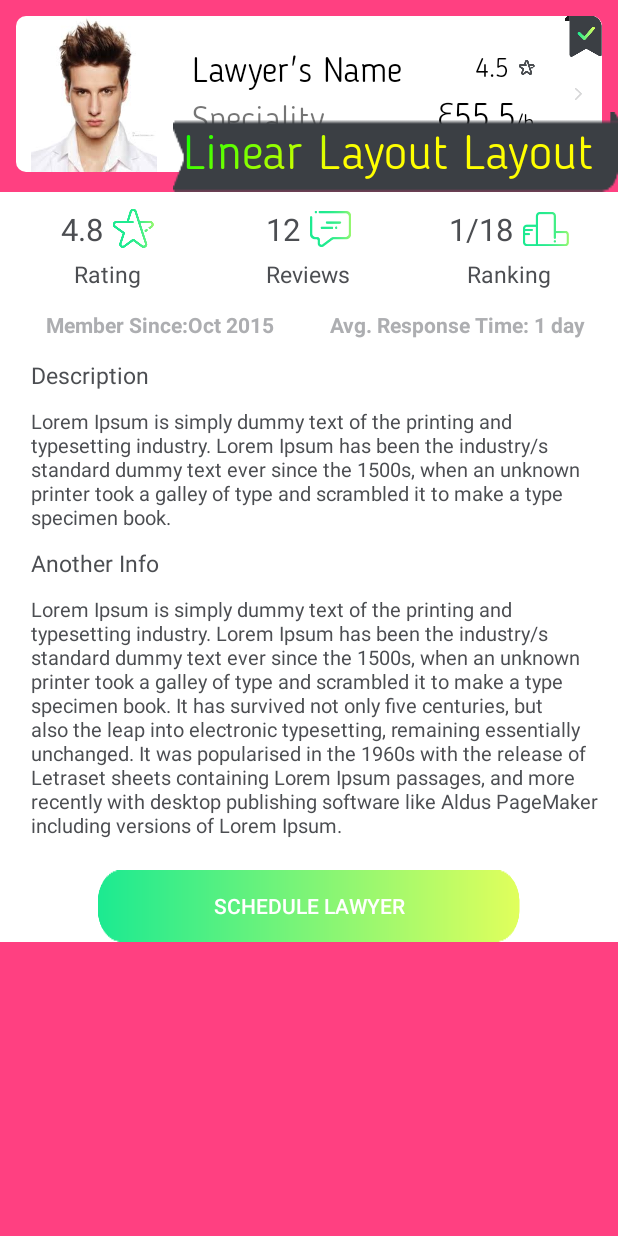
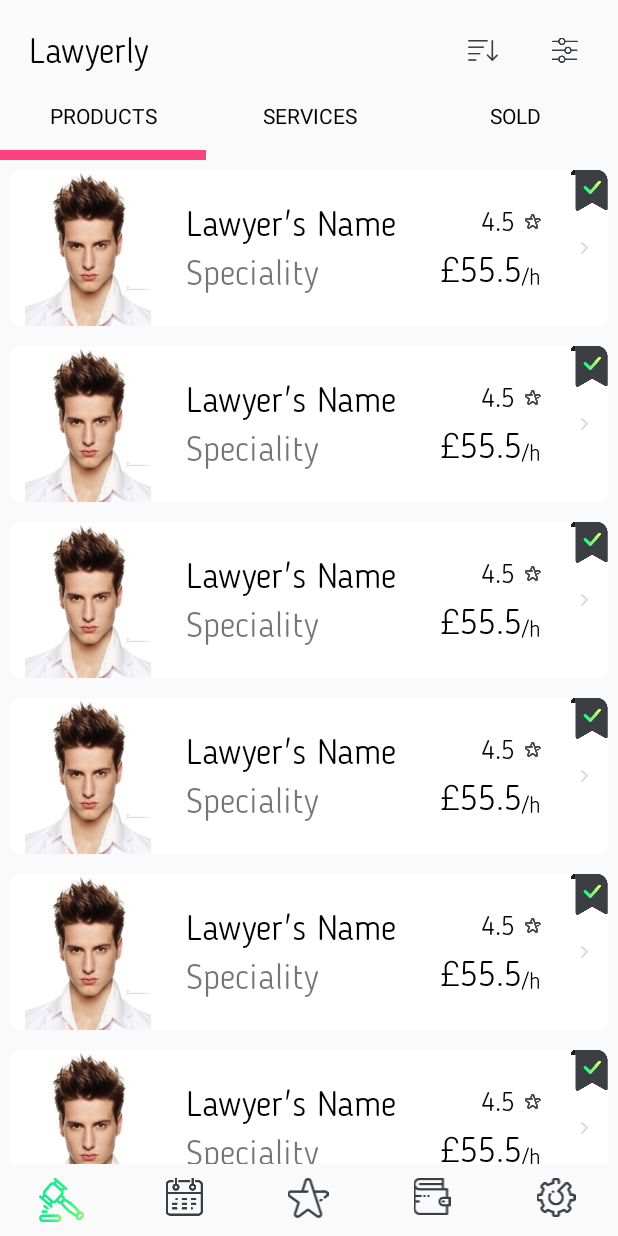
Before and after one commit to ketan7055/test1, an Android app: the screen it shows after launch (DetailsActivity before the commit, MainWithPagerActivity after it), on a phone screen of 412 x 824 dp. Run offline under Robolectric (Android 15) with nearby library versions, the phone set to English and light mode, and no system bars; our stand-ins replace data binding, sdp/ssp sizes.

Commit message:
add pager

```diff
--- a/app/build.gradle
+++ b/app/build.gradle
@@ -24,7 +24,7 @@ android {
 }
 
 dependencies {
-    compile fileTree(dir: 'libs', include: ['*.jar'])
+    compile fileTree(include: ['*.jar'], dir: 'libs')
     androidTestCompile('com.android.support.test.espresso:espresso-core:2.2.2', {
         exclude group: 'com.android.support', module: 'support-annotations'
     })
@@ -33,4 +33,5 @@ dependencies {
     compile 'com.android.support:support-v4:26.0.0-alpha1'
     compile 'com.android.support:recyclerview-v7:26.0.0-alpha1'
     testCompile 'junit:junit:4.12'
+    compile 'com.android.support:design:26.0.0-alpha1'
 }
--- /dev/null
+++ b/app/src/main/java/com/test/activity/MainWithPagerActivity.java
@@ -0,0 +1,97 @@
+package com.test.activity;
+
+import android.content.Context;
+import android.databinding.DataBindingUtil;
+import android.support.design.widget.TabLayout;
+import android.support.v4.view.ViewPager;
+import android.support.v7.app.AppCompatActivity;
+import android.os.Bundle;
+import android.view.LayoutInflater;
+import android.view.View;
+import android.widget.RelativeLayout;
+import android.widget.TextView;
+import com.test.R;
+import com.test.adapter.ViewPagerAdapter;
+import com.test.databinding.ActivityMainWithPagerBinding;
+import com.test.fragment.ItemFragment;
+import com.test.utils.CommonUtils;
+
+public class MainWithPagerActivity extends AppCompatActivity implements View.OnClickListener{
+    private ActivityMainWithPagerBinding binding;
+    private Context mContext = MainWithPagerActivity.this;
+    private ViewPagerAdapter pagerAdapter;
+    private ItemFragment fragment;
+
+    @Override
+    protected void onCreate(Bundle savedInstanceState) {
+        super.onCreate(savedInstanceState);
+        binding = DataBindingUtil.setContentView(this, R.layout.activity_main_with_pager);
+        initViews();
+    }
+
+    private void initViews() {
+        binding.llHeader.ivFilter.setOnClickListener(this);
+        binding.llHeader.ivSortBy.setOnClickListener(this);
+        binding.llBotttom.ivOne.setOnClickListener(this);
+        binding.llBotttom.ivTwo.setOnClickListener(this);
+        binding.llBotttom.ivThird.setOnClickListener(this);
+        binding.llBotttom.ivForth.setOnClickListener(this);
+        binding.llBotttom.ivFifth.setOnClickListener(this);
+        setPagerAdapter();
+        setTabLayoutView();
+    }
+
+    /*METHOD TO SET PAGER ADAPTER*/
+    private void setPagerAdapter() {
+        fragment = new ItemFragment();
+        pagerAdapter = new ViewPagerAdapter(getSupportFragmentManager());
+        pagerAdapter.addFragment(fragment, "PRODUCTS");
+        pagerAdapter.addFragment(new ItemFragment(), "SERVICES");
+        pagerAdapter.addFragment(new ItemFragment(), "SOLD");
+        binding.viewPager.setOffscreenPageLimit(3);
+        binding.viewPager.setAdapter(pagerAdapter);
+        binding.tabLayout.setupWithViewPager(binding.viewPager);
+    }
+    /**
+     * Below method is used to customize the Tab layout view
+     */
+    private void setTabLayoutView() {
+        for (int i = 0; i < binding.tabLayout.getTabCount(); i++) {
+            TabLayout.Tab tab = binding.tabLayout.getTabAt(i);
+            RelativeLayout relativeLayout = (RelativeLayout)
+                    LayoutInflater.from(this).inflate(R.layout.tab_text, binding.tabLayout, false);
+            TextView tabTextView = (TextView) relativeLayout.findViewById(R.id.tab_title);
+            tabTextView.setText(tab.getText());
+            tab.setCustomView(relativeLayout);
+        }
+    }
+
+    @Override
+    public void onClick(View view) {
+        switch (view.getId())
+        {
+            case R.id.ivFilter:
+                CommonUtils.showToastWIP(mContext);
+                break;
+            case R.id.ivSortBy:
+                CommonUtils.showToastWIP(mContext);
+                break;
+
+            case R.id.iv_one:
+                CommonUtils.showToastWIP(mContext);
+                break;
+            case R.id.iv_two:
+                CommonUtils.showToastWIP(mContext);
+                break;
+            case R.id.iv_third:
+                CommonUtils.showToastWIP(mContext);
+                break;
+            case R.id.iv_forth:
+                CommonUtils.showToastWIP(mContext);
+                break;
+            case R.id.iv_fifth:
+                CommonUtils.showToastWIP(mContext);
+                break;
+        }
+    }
+}
--- a/app/src/main/java/com/test/MyItemRecyclerViewAdapter.java
+++ b/app/src/main/java/com/test/adapter/MyItemRecyclerViewAdapter.java
@@ -1,12 +1,16 @@
-package com.test;
+package com.test.adapter;
 
+import android.content.Context;
+import android.content.Intent;
 import android.support.v7.widget.RecyclerView;
 import android.view.LayoutInflater;
 import android.view.View;
 import android.view.ViewGroup;
-import android.widget.TextView;
+import android.widget.LinearLayout;
 
-import com.test.ItemFragment.OnListFragmentInteractionListener;
+import com.test.R;
+import com.test.activity.DetailsActivity;
+import com.test.fragment.ItemFragment.OnListFragmentInteractionListener;
 import com.test.dummy.DummyContent.DummyItem;
 
 import java.util.List;
@@ -20,10 +24,13 @@ public class MyItemRecyclerViewAdapter extends RecyclerView.Adapter<MyItemRecycl
 
     private final List<DummyItem> mValues;
     private final OnListFragmentInteractionListener mListener;
+    private Context mContext;
 
-    public MyItemRecyclerViewAdapter(List<DummyItem> items, OnListFragmentInteractionListener listener) {
+    public MyItemRecyclerViewAdapter(Context mContext,
+                                     List<DummyItem> items, OnListFragmentInteractionListener listener) {
         mValues = items;
         mListener = listener;
+        this.mContext = mContext;
     }
 
     @Override
@@ -35,6 +42,13 @@ public class MyItemRecyclerViewAdapter extends RecyclerView.Adapter<MyItemRecycl
 
     @Override
     public void onBindViewHolder(final ViewHolder holder, int position) {
+
+        holder.llMain.setOnClickListener(new View.OnClickListener() {
+            @Override
+            public void onClick(View view) {
+                mContext.startActivity(new Intent(mContext, DetailsActivity.class));
+            }
+        });
        /* holder.mItem = mValues.get(position);
         holder.mIdView.setText(mValues.get(position).id);
         holder.mContentView.setText(mValues.get(position).content);
@@ -53,20 +67,18 @@ public class MyItemRecyclerViewAdapter extends RecyclerView.Adapter<MyItemRecycl
 
     @Override
     public int getItemCount() {
-        return /*mValues.size()*/10;
+        return /*mValues.size()*/15;
     }
 
     public class ViewHolder extends RecyclerView.ViewHolder {
-     /*   public final View mView;
-        public final TextView mIdView;
-        public final TextView mContentView;*/
+      public final View mView;
+        private final LinearLayout llMain;
         public DummyItem mItem;
 
         public ViewHolder(View view) {
-            super(view);/*
+            super(view);
             mView = view;
-            mIdView = (TextView) view.findViewById(R.id.id);
-            mContentView = (TextView) view.findViewById(R.id.content);*/
+            llMain = (LinearLayout) view.findViewById(R.id.llMain);
         }
 
         @Override
--- /dev/null
+++ b/app/src/main/java/com/test/adapter/ViewPagerAdapter.java
@@ -0,0 +1,46 @@
+package com.test.adapter;
+
+import android.annotation.SuppressLint;
+import android.support.v4.app.Fragment;
+import android.support.v4.app.FragmentManager;
+import android.support.v4.app.FragmentStatePagerAdapter;
+
+import java.util.ArrayList;
+import java.util.List;
+
+
+@SuppressWarnings("ALL")
+@SuppressLint("ALL")
+
+public class ViewPagerAdapter extends FragmentStatePagerAdapter {
+
+    List<String> mTitle=new ArrayList<>();
+    List<Fragment> mFragments = new ArrayList<>();
+
+
+    public ViewPagerAdapter(FragmentManager fm) {
+        super(fm);
+    }
+
+    @Override
+    public Fragment getItem(int position) {
+        return mFragments.get(position);
+    }
+
+    @Override
+    public int getCount() {
+        return mFragments.size();
+    }
+
+    public void addFragment(Fragment fragment,String title){
+        mFragments.add(fragment);
+        mTitle.add(title);
+    }
+
+    @Override
+    public CharSequence getPageTitle(int position) {
+        return mTitle.get(position);
+    }
+
+
+}
--- /dev/null
+++ b/app/src/main/res/layout/activity_main_with_pager.xml
@@ -0,0 +1,56 @@
+<?xml version="1.0" encoding="utf-8"?>
+
+<layout xmlns:android="http://schemas.android.com/apk/res/android"
+    xmlns:tools="http://schemas.android.com/tools"
+    xmlns:app="http://schemas.android.com/apk/res-auto">
+
+<LinearLayout android:id="@+id/activity_main"
+    android:layout_width="match_parent"
+    android:layout_height="match_parent"
+    android:orientation="vertical"
+    tools:context="com.test.activity.MainActivity">
+<LinearLayout
+    android:layout_width="match_parent"
+    android:layout_height="0dp"
+    android:layout_weight="1"
+    android:orientation="vertical">
+    <include
+        android:id="@+id/llHeader"
+        layout="@layout/header_tab"/>
+
+    <LinearLayout
+        android:id="@+id/llFilter"
+        android:layout_width="match_parent"
+        android:layout_height="wrap_content"
+        android:gravity="center"
+        android:orientation="vertical">
+
+        <android.support.design.widget.TabLayout
+            android:id="@+id/tabLayout"
+            android:layout_width="match_parent"
+            android:layout_height="@dimen/_30sdp"
+            app:tabGravity="fill"
+            app:tabIndicatorHeight="@dimen/_5sdp"
+            app:tabMode="fixed"
+            app:tabPaddingEnd="0dp"
+            app:tabPaddingStart="0dp"
+            app:tabSelectedTextColor="@color/colorPrimary"
+            app:tabTextColor="@color/colorPrimary" />
+
+        <android.support.v4.view.ViewPager
+            android:id="@+id/viewPager"
+            android:layout_width="match_parent"
+            android:layout_height="0dp"
+            android:layout_weight="1"
+            app:layout_behavior="@string/appbar_scrolling_view_behavior"/>
+
+
+    </LinearLayout>
+</LinearLayout>
+
+    <include
+        android:id="@+id/llBotttom"
+        layout="@layout/bottom_tab"/>
+
+</LinearLayout>
+</layout>
--- a/app/src/main/res/layout/fragment_item_list.xml
+++ b/app/src/main/res/layout/fragment_item_list.xml
@@ -7,5 +7,5 @@
     android:layout_width="match_parent"
     android:layout_height="match_parent"
     app:layoutManager="LinearLayoutManager"
-    tools:context="com.test.ItemFragment"
+    tools:context="com.test.fragment.ItemFragment"
     tools:listitem="@layout/fragment_item" />
--- a/app/src/main/res/layout/row_list.xml
+++ b/app/src/main/res/layout/row_list.xml
@@ -3,6 +3,7 @@
 <layout
     xmlns:android="http://schemas.android.com/apk/res/android">
     <LinearLayout
+        android:id="@+id/llMain"
         android:layout_width="match_parent"
         android:padding="@dimen/_5sdp"
         android:background="@android:color/transparent"
--- /dev/null
+++ b/app/src/main/res/layout/tab_text.xml
@@ -0,0 +1,25 @@
+<?xml version="1.0" encoding="utf-8"?>
+<RelativeLayout
+    xmlns:android="http://schemas.android.com/apk/res/android"
+    android:layout_width="wrap_content"
+    android:layout_height="wrap_content" >
+
+    <TextView
+        android:id="@+id/tab_title"
+        android:layout_width="match_parent"
+        android:layout_height="wrap_content"
+        android:gravity="center"
+        android:text="sdfsdffsd"
+        android:textColor="@android:color/background_dark"/>
+
+    <!-- Tab divider -->
+    <View
+        android:layout_width="1dp"
+        android:layout_height="match_parent"
+        android:layout_toEndOf="@+id/tab_title"
+        android:layout_marginTop="@dimen/_5sdp"
+        android:layout_marginBottom="@dimen/_5sdp"
+        android:visibility="gone"
+        android:background="@color/colorPrimaryDark"
+        android:layout_toRightOf="@+id/tab_title" />
+</RelativeLayout>
--- a/app/src/main/res/values/colors.xml
+++ b/app/src/main/res/values/colors.xml
@@ -7,6 +7,7 @@
     <color name="yellow">#FFDE41</color>
     <color name="black">#000000</color>
     <color name="yellow_stroke">#A8974A</color>
+    <color name="green">#A8974A</color>
 
     <color name="colorText">#4C4E52</color>
     <color name="colorWhite">#FFFFFF</color>
--- a/app/src/main/res/values/strings.xml
+++ b/app/src/main/res/values/strings.xml
@@ -1,7 +1,7 @@
 <resources>
     <string name="app_name">testAnkit</string>
     <string name="wip">Work in progress.</string>
-    <string name="_55_5">ξ55.5</string>
+    <string name="_55_5">&#163;55.5</string>
 
     <string name="rating_value">4.8</string>
     <string name="rating">Rating</string>
```
Also changed, not shown: app/src/main/AndroidManifest.xml (+5 -8 lines), app/src/main/java/com/test/activity/MainActivity.java (deleted, +0 -66 lines), app/src/main/java/com/test/fragment/ItemFragment.java (renamed from app/src/main/java/com/test/ItemFragment.java, +8 -10 lines), app/src/main/res/layout/activity_custom_tab_pager.xml (added, +38 -0 lines), app/src/main/res/layout/activity_custom_tab_with_view_pager.xml (added, +28 -0 lines), app/src/main/res/layout/activity_main.xml (deleted, +0 -29 lines).
